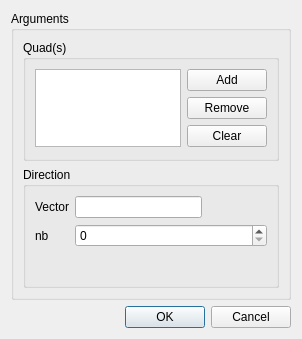
SalomePlatform/hexablock, file src/HEXABLOCKGUI/PrismQuad_QTD.ui: the form before one commit.
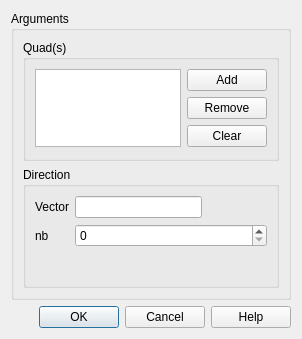
The form after the commit.

Commit message: added: -Propagation, Vector ( completed ) dialog panel. -Help button on all panel. -Delegate for all Panel updated: -menu always showed for each action

```diff
--- a/src/HEXABLOCKGUI/PrismQuad_QTD.ui
+++ b/src/HEXABLOCKGUI/PrismQuad_QTD.ui
@@ -98,7 +98,7 @@
       <enum>Qt::Horizontal</enum>
      </property>
      <property name="standardButtons">
-      <set>QDialogButtonBox::Cancel|QDialogButtonBox::Ok</set>
+      <set>QDialogButtonBox::Cancel|QDialogButtonBox::Ok|QDialogButtonBox::Help</set>
      </property>
     </widget>
    </item>
```
The commit also changes 37 other files.
